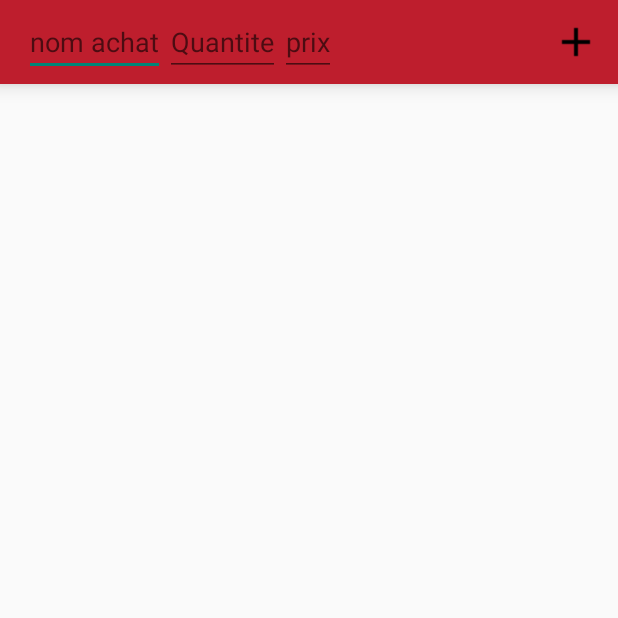
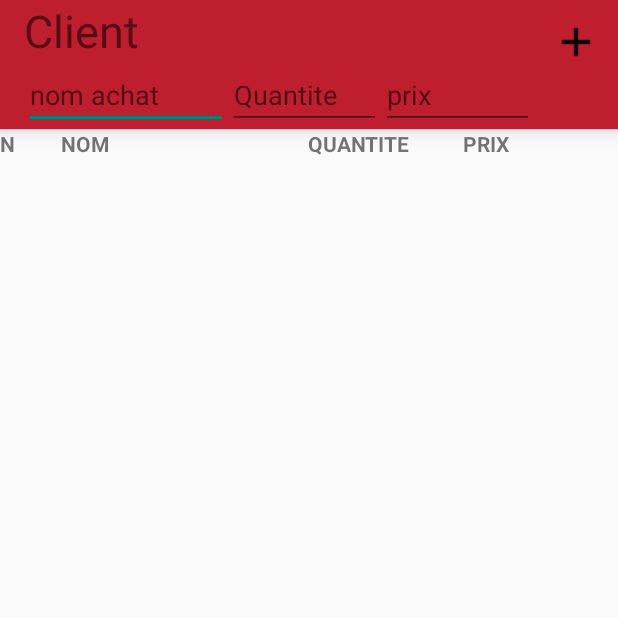
Before and after one commit to yassine315/PFE-YOS, an Android app: the Detaille screen opened directly, with no data from a screen before it, on a phone screen of 412 x 824 dp, the top half of it. Run offline under Robolectric (Android 15) with nearby library versions, the phone set to English and light mode, and no system bars.

Commit message:
ameliorer l'affichache des achats

```diff
--- a/app/src/main/java/com/example/com/example/beans/Achat.java
+++ b/app/src/main/java/com/example/com/example/beans/Achat.java
@@ -40,4 +40,8 @@ public class Achat {
     public int getIdMolhanot() {
         return idMolhanot;
     }
+    public boolean achaValide(){
+        if(!nom.equals("")&&prix!=0)return true;
+        return false;
+    }
 }
--- a/app/src/main/java/com/example/com/example/beans/StatutKonachy.java
+++ /dev/null
@@ -1,6 +0,0 @@
-package com.example.com.example.beans;
-
-public enum StatutKonachy {
-    molhanot,
-    client;
-}
--- a/app/src/main/java/com/example/util/AdapterAchat.java
+++ b/app/src/main/java/com/example/util/AdapterAchat.java
@@ -40,10 +40,14 @@ public class AdapterAchat extends ArrayAdapter<Achat> {
         LayoutInflater inflater = (LayoutInflater) getContext().getSystemService(Context.LAYOUT_INFLATER_SERVICE);
         View rowView = inflater.inflate(R.layout.row_achat, parent, false);
         Achat achat = getItem(position);
-        ((TextView)rowView.findViewById(R.id.id_achat)).setText(Integer.toString(achat.getId()));
+        ((TextView)rowView.findViewById(R.id.id_achat)).setText(Integer.toString(position+1));
         ((TextView)rowView.findViewById(R.id.nom_achat)).setText(achat.getNom());
         ((TextView)rowView.findViewById(R.id.quantite_achat)).setText(achat.getQuantite());
         ((TextView)rowView.findViewById(R.id.prix_achat)).setText(Float.toString(achat.getPrix()));
         return rowView;
     }
+    public void add(Achat achat){
+        mIdMap.put(achat,mIdMap.size());
+    }
+
 }
--- a/app/src/main/java/com/example/yassinetest/Detaille.java
+++ b/app/src/main/java/com/example/yassinetest/Detaille.java
@@ -9,6 +9,7 @@ import android.view.MenuItem;
 import android.view.View;
 import android.widget.EditText;
 import android.widget.ListView;
+import android.widget.TextView;
 
 
 import com.example.com.example.beans.Achat;
@@ -27,19 +28,22 @@ public class Detaille extends AppCompatActivity {
     private int idClient;
     private final int idMolahanot = 1;
     ListView listView;
+    AdapterAchat adapterAchat;
 
     @Override
     protected void onCreate(Bundle savedInstanceState) {
         super.onCreate(savedInstanceState);
         setContentView(R.layout.detaille);
+
         idClient = getIntent().getIntExtra("idClient", -1);
+        //((TextView)findViewById(R.id.label_client)).setText(getIntent().getCharSequenceExtra("nomClient"));
+
         daoAchat = new DaoAchat(this);
+
         toolbarDetaille = findViewById(R.id.toolbar_detaille);
 
         LayoutInflater layoutInflater = LayoutInflater.from(this);
-
         layoutInflater.inflate(R.layout.form_ajout_achat, toolbarDetaille);
-
         setSupportActionBar(toolbarDetaille);
 
     }
@@ -50,7 +54,7 @@ public class Detaille extends AppCompatActivity {
         super.onStart();
 
         List<Achat> listAchats = daoAchat.aficherAchats(idClient,idMolahanot);
-        final AdapterAchat adapterAchat = new AdapterAchat(this,android.R.layout.simple_list_item_1,listAchats);
+         adapterAchat = new AdapterAchat(this,android.R.layout.simple_list_item_1,listAchats);
         listView = findViewById(R.id.list_achats);
         listView.setAdapter(adapterAchat);
     }
@@ -73,12 +77,19 @@ public class Detaille extends AppCompatActivity {
         //noinspection SimplifiableIfStatement
         if (id == R.id.action_ajouter_achat) {
             String nom = ((EditText) findViewById(R.id.input_achat)).getText().toString();
-            float prix = ((EditText) findViewById(R.id.input_achat)).getX();
+            float prix = Float.parseFloat(((EditText)findViewById(R.id.input_prix_achat)).getText().toString());
             String quantite = ((EditText) findViewById(R.id.input_quantite)).getText().toString();
 
             Achat achat = new Achat(nom, quantite, prix, -1, idClient, idMolahanot);
+            if(achat.achaValide()) {
+                ((EditText) findViewById(R.id.input_achat)).setText("");
+                ((EditText) findViewById(R.id.input_prix_achat)).setText("");
+                ((EditText) findViewById(R.id.input_quantite)).setText("");
+                daoAchat.ajouterAchat(achat);
+                adapterAchat.add(achat);
+                listView.setAdapter(adapterAchat);
 
-            daoAchat.ajouterAchat(achat);
+            }
 
             return true;
         }
--- a/app/src/main/java/com/example/yassinetest/Inscrire.java
+++ b/app/src/main/java/com/example/yassinetest/Inscrire.java
@@ -11,13 +11,7 @@ import android.widget.EditText;
 import android.widget.RadioButton;
 import android.widget.RadioGroup;
 
-import com.example.bd.BdMolhanot;
-import com.example.com.example.beans.Molhanot;
 import com.example.com.example.beans.MolhanotInfo;
-import com.example.com.example.beans.StatutKonachy;
-import com.example.dao.DaoMolhanot;
-
-import java.util.Date;
 
 public class Inscrire extends AppCompatActivity {
 
--- a/app/src/main/java/com/example/yassinetest/ResultaMolhanot.java
+++ b/app/src/main/java/com/example/yassinetest/ResultaMolhanot.java
@@ -92,6 +92,7 @@ public class ResultaMolhanot extends AppCompatActivity {
                                                        */
                                                 Intent intent = new Intent(ResultaMolhanot.this,Detaille.class);
                                                 intent.putExtra("idClient",item.getId());
+                                                intent.putExtra("nomClient",(CharSequence)item.getNom());
                                                 startActivity(intent);
 
                                             }
--- a/app/src/main/res/layout/detaille.xml
+++ b/app/src/main/res/layout/detaille.xml
@@ -15,8 +15,40 @@
         android:theme = "@style/ThemeOverlay.AppCompat.ActionBar"
          />
 
-  <ListView
-      android:id="@+id/list_achats"
-      android:layout_width="match_parent"
-      android:layout_height="wrap_content"></ListView>
+    <TableLayout
+        android:layout_width="match_parent" android:layout_height="wrap_content">
+        <TableRow
+            android:layout_height="wrap_content"
+            android:layout_width="match_parent">
+            <TextView
+                android:text="N"
+                android:textStyle="bold"
+                android:id="@+id/id_achat"
+                android:width="0dp"
+                android:layout_weight=".10" />
+            <TextView
+                android:text="NOM"
+                android:textStyle="bold"
+                android:id="@+id/nom_achat"
+                android:width="0dp"
+                android:layout_weight=".40" />
+            <TextView
+                android:text="QUANTITE"
+                android:textStyle="bold"
+                android:id="@+id/quantite_achat"
+                android:layout_width="0dp"
+                android:layout_weight=".25"/>
+            <TextView
+                android:text="PRIX"
+                android:textStyle="bold"
+                android:id="@+id/prix_achat"
+                android:width="0dp"
+                android:layout_weight=".25" />
+        </TableRow>
+    </TableLayout>
+
+    <ListView
+        android:id="@+id/list_achats"
+        android:layout_width="match_parent"
+        android:layout_height="wrap_content"></ListView>
 </LinearLayout>
--- a/app/src/main/res/layout/form_ajout_achat.xml
+++ b/app/src/main/res/layout/form_ajout_achat.xml
@@ -5,34 +5,45 @@
     android:layout_width="match_parent"
     android:layout_height="match_parent"
     android:orientation="vertical" >
+<TextView
+    android:id="@+id/label_client"
+    android:layout_width="wrap_content"
+    android:layout_height="wrap_content"
+    android:textSize="30sp"
+    android:text="Client"
+    android:scaleType="centerCrop"/>
+<LinearLayout
+    android:layout_below="@id/label_client"
+    android:layout_width="match_parent"
+    android:layout_height="wrap_content">
+    <EditText
 
-
-    <EditText
         android:id="@+id/input_achat"
-        android:layout_width="wrap_content"
+        android:layout_width="0dp"
+        android:layout_weight=".40"
         android:layout_height="wrap_content"
         android:hint="nom achat"
         android:inputType="text"
-        android:scaleType="centerCrop"
-        android:textAppearance="?android:textAppearanceMedium" />
+         />
 
     <EditText
         android:id="@+id/input_quantite"
-        android:layout_width="wrap_content"
+        android:layout_width="0dp"
+        android:layout_weight=".30"
         android:layout_height="wrap_content"
         android:hint="Quantite"
         android:inputType="text"
-        android:layout_toRightOf="@id/input_achat"
          />
 
     <EditText
+
         android:id="@+id/input_prix_achat"
-        android:layout_width="wrap_content"
+        android:layout_width="0dp"
+        android:layout_weight=".30"
         android:layout_height="wrap_content"
         android:hint="prix"
         android:inputType="numberDecimal"
-        android:layout_toRightOf="@id/input_quantite"
         />
-
+</LinearLayout>
 
 </RelativeLayout>
--- a/app/src/main/res/layout/row_client.xml
+++ b/app/src/main/res/layout/row_client.xml
@@ -25,7 +25,6 @@
         android:id="@+id/list_prenom_client"
         android:layout_width="wrap_content"
         android:layout_height="wrap_content"
-        android:text=""
         android:layout_toRightOf="@id/person_image_view"
         android:layout_below="@id/list_nom_client"
         android:textAppearance="?android:textAppearanceSmall" />
--- a/app/src/main/res/values/styles.xml
+++ b/app/src/main/res/values/styles.xml
@@ -4,7 +4,7 @@
     <style name="AppTheme" parent="Theme.AppCompat.Light.DarkActionBar">
         <!-- Customize your theme here. -->
         <item name="colorPrimary">@color/colorPrimary</item>
-        <item name="colorPrimaryDark">@color/colorPrimaryDark</item>
+        <item name="colorPrimaryDark">@color/colorPrimary</item>
         <item name="colorAccent">@color/colorAccent</item>
 
     </style>
```
Also changed, not shown: app/src/main/res/layout/row_achat.xml (+15 -19 lines).
